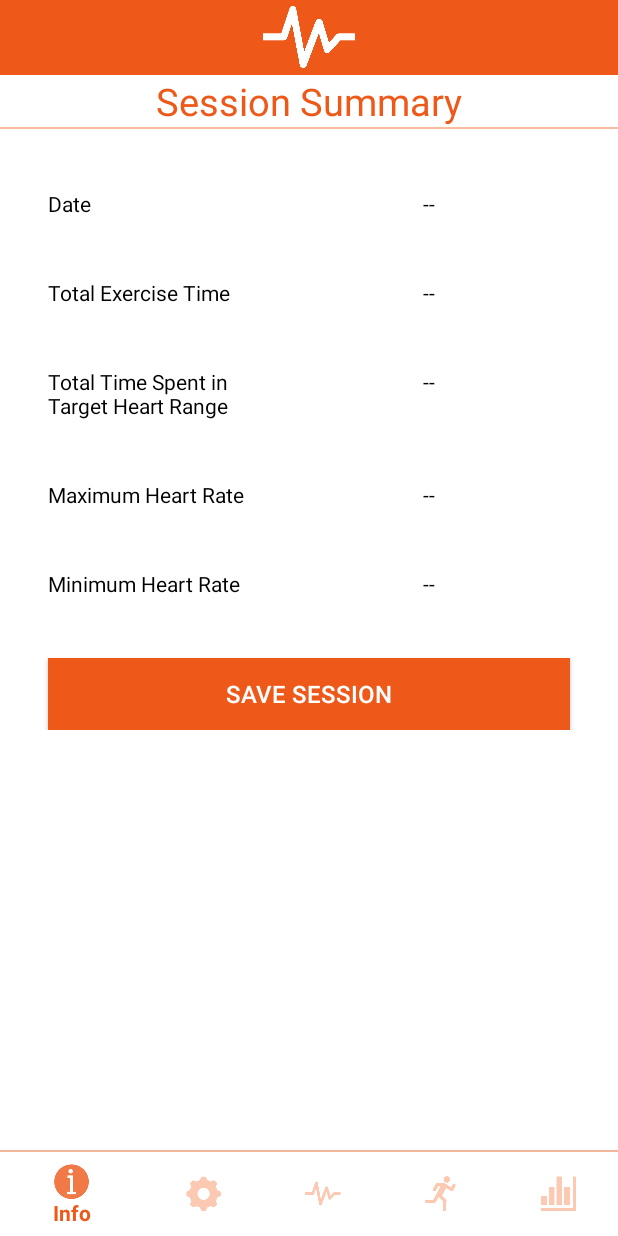
After one commit to ece1778-2020/MAX, an Android app: the fragment EndSessionFragment placed in its activity, on a phone screen of 412 x 824 dp. The commit adds this screen. Run offline under Robolectric (Android 15) with nearby library versions, the phone set to English and light mode, and no system bars; libraries missing offline, so code that uses them is left out: com.wahoofitness.connector; 1 statement that could not run was skipped.

Commit message:
Started working on the End Session Summary.

```diff
--- /dev/null
+++ b/app/src/main/java/com/clarksoft/max/EndSessionFragment.java
@@ -0,0 +1,64 @@
+package com.clarksoft.max;
+
+import android.os.Bundle;
+
+import androidx.fragment.app.Fragment;
+
+import android.view.LayoutInflater;
+import android.view.View;
+import android.view.ViewGroup;
+
+
+/**
+ * A simple {@link Fragment} subclass.
+ * Use the {@link EndSessionFragment#newInstance} factory method to
+ * create an instance of this fragment.
+ */
+public class EndSessionFragment extends Fragment {
+    // TODO: Rename parameter arguments, choose names that match
+    // the fragment initialization parameters, e.g. ARG_ITEM_NUMBER
+    private static final String ARG_PARAM1 = "param1";
+    private static final String ARG_PARAM2 = "param2";
+
+    // TODO: Rename and change types of parameters
+    private String mParam1;
+    private String mParam2;
+
+    public EndSessionFragment() {
+        // Required empty public constructor
+    }
+
+    /**
+     * Use this factory method to create a new instance of
+     * this fragment using the provided parameters.
+     *
+     * @param param1 Parameter 1.
+     * @param param2 Parameter 2.
+     * @return A new instance of fragment EndSessionFragment.
+     */
+    // TODO: Rename and change types and number of parameters
+    public static EndSessionFragment newInstance(String param1, String param2) {
+        EndSessionFragment fragment = new EndSessionFragment();
+        Bundle args = new Bundle();
+        args.putString(ARG_PARAM1, param1);
+        args.putString(ARG_PARAM2, param2);
+        fragment.setArguments(args);
+        return fragment;
+    }
+
+    @Override
+    public void onCreate(Bundle savedInstanceState) {
+        super.onCreate(savedInstanceState);
+        if (getArguments() != null) {
+            mParam1 = getArguments().getString(ARG_PARAM1);
+            mParam2 = getArguments().getString(ARG_PARAM2);
+        }
+    }
+
+    @Override
+    public View onCreateView(LayoutInflater inflater, ViewGroup container,
+                             Bundle savedInstanceState) {
+        // Inflate the layout for this fragment
+        return inflater.inflate(R.layout.fragment_end_session, container, false);
+    }
+}
--- a/app/src/main/java/com/clarksoft/max/SessionFragment.java
+++ b/app/src/main/java/com/clarksoft/max/SessionFragment.java
@@ -12,6 +12,7 @@ import androidx.annotation.NonNull;
 import androidx.cardview.widget.CardView;
 import androidx.core.content.ContextCompat;
 import androidx.fragment.app.Fragment;
+import androidx.fragment.app.FragmentTransaction;
 
 import android.os.SystemClock;
 import android.util.Log;
@@ -322,6 +323,7 @@ public class SessionFragment extends Fragment implements OnCompleteListener<Quer
                 timer_base = 0;
 
                 manageSessionData();
+                openFragment(EndSessionFragment.newInstance("", ""));
 
                 // store the data
 
@@ -467,4 +469,11 @@ public class SessionFragment extends Fragment implements OnCompleteListener<Quer
             }
         });
     }
+
+    public void openFragment(Fragment fragment) {
+        FragmentTransaction transaction = getActivity().getSupportFragmentManager().beginTransaction();
+        transaction.replace(R.id.main_frame, fragment);
+        transaction.addToBackStack(null);
+        transaction.commit();
+    }
 }
--- /dev/null
+++ b/app/src/main/res/layout/fragment_end_session.xml
@@ -0,0 +1,189 @@
+<?xml version="1.0" encoding="utf-8"?>
+<androidx.constraintlayout.widget.ConstraintLayout xmlns:android="http://schemas.android.com/apk/res/android"
+    xmlns:app="http://schemas.android.com/apk/res-auto"
+    xmlns:tools="http://schemas.android.com/tools"
+    android:layout_width="match_parent"
+    android:layout_height="match_parent"
+    android:background="@color/white"
+    tools:context=".EndSessionFragment">
+
+    <View
+        android:id="@+id/end_session_solid_bar"
+        android:layout_width="match_parent"
+        android:layout_height="50dp"
+        android:background="@color/colorPrimary"
+        app:layout_constraintEnd_toEndOf="parent"
+        app:layout_constraintStart_toStartOf="parent"
+        app:layout_constraintTop_toTopOf="parent" />
+
+    <ImageView
+        android:id="@+id/end_session_max_heart"
+        android:layout_width="277dp"
+        android:layout_height="41dp"
+        android:layout_marginTop="4dp"
+        android:contentDescription="@string/login_app_logo_description"
+        android:src="@drawable/max_heart_beat"
+        app:layout_constraintEnd_toEndOf="parent"
+        app:layout_constraintStart_toStartOf="parent"
+        app:layout_constraintTop_toTopOf="parent" />
+
+    <TextView
+        android:id="@+id/end_session_lbl_end_session"
+        android:layout_width="wrap_content"
+        android:layout_height="wrap_content"
+        android:text="@string/end_session_lbl_session_summary"
+        android:textColor="@color/colorPrimary"
+        android:textSize="25sp"
+        app:layout_constraintEnd_toEndOf="parent"
+        app:layout_constraintStart_toStartOf="parent"
+        app:layout_constraintTop_toBottomOf="@+id/end_session_solid_bar" />
+
+    <View
+        android:id="@+id/menu_divider"
+        android:layout_width="0dp"
+        android:layout_height="1dp"
+        android:background="@drawable/divider"
+        app:layout_constraintEnd_toEndOf="parent"
+        app:layout_constraintStart_toStartOf="parent"
+        app:layout_constraintTop_toBottomOf="@+id/end_session_lbl_end_session" />
+
+    <ScrollView
+        android:layout_width="match_parent"
+        android:layout_height="wrap_content"
+        app:layout_constraintEnd_toEndOf="parent"
+        app:layout_constraintStart_toStartOf="parent"
+        app:layout_constraintTop_toBottomOf="@+id/menu_divider">
+
+        <androidx.constraintlayout.widget.ConstraintLayout
+            android:layout_width="match_parent"
+            android:layout_height="wrap_content">
+
+            <TextView
+                android:id="@+id/date_lbl"
+                android:layout_width="wrap_content"
+                android:layout_height="wrap_content"
+                android:layout_marginStart="32dp"
+                android:layout_marginTop="40dp"
+                android:text="@string/end_session_date_lbl"
+                android:textAllCaps="false"
+                android:textColor="@color/black"
+                app:layout_constraintStart_toStartOf="parent"
+                app:layout_constraintTop_toTopOf="parent" />
+
+            <TextView
+                android:id="@+id/date"
+                android:layout_width="wrap_content"
+                android:layout_height="wrap_content"
+                android:text="@string/end_session_dash"
+                android:textColor="@color/black"
+                app:layout_constraintBaseline_toBaselineOf="@+id/date_lbl"
+                app:layout_constraintEnd_toEndOf="@+id/total_exercise" />
+
+            <TextView
+                android:id="@+id/total_exercise_lbl"
+                android:layout_width="wrap_content"
+                android:layout_height="wrap_content"
+                android:layout_marginStart="32dp"
+                android:layout_marginTop="40dp"
+                android:text="@string/end_session_total_exercise_lbl"
+                android:textAllCaps="false"
+                android:textColor="@color/black"
+                app:layout_constraintStart_toStartOf="parent"
+                app:layout_constraintTop_toBottomOf="@+id/date_lbl" />
+
+            <TextView
+                android:id="@+id/total_exercise"
+                android:layout_width="wrap_content"
+                android:layout_height="wrap_content"
+                android:text="@string/end_session_dash"
+                android:textColor="@color/black"
+                app:layout_constraintBaseline_toBaselineOf="@+id/total_exercise_lbl"
+                app:layout_constraintEnd_toEndOf="@+id/time_in_hr" />
+
+            <TextView
+                android:id="@+id/time_in_hr_lbl"
+                android:layout_width="wrap_content"
+                android:layout_height="wrap_content"
+                android:layout_marginStart="32dp"
+                android:layout_marginTop="40dp"
+                android:text="@string/end_session_time_in_hr_lbl"
+                android:textAllCaps="false"
+                android:textColor="@color/black"
+                app:layout_constraintStart_toStartOf="parent"
+                app:layout_constraintTop_toBottomOf="@+id/total_exercise_lbl" />
+
+            <TextView
+                android:id="@+id/time_in_hr"
+                android:layout_width="wrap_content"
+                android:layout_height="wrap_content"
+                android:text="@string/end_session_dash"
+                android:textColor="@color/black"
+                app:layout_constraintBaseline_toBaselineOf="@+id/time_in_hr_lbl"
+                app:layout_constraintEnd_toEndOf="@+id/max_hr" />
+
+            <TextView
+                android:id="@+id/max_hr_lbl"
+                android:layout_width="wrap_content"
+                android:layout_height="wrap_content"
+                android:layout_marginStart="32dp"
+                android:layout_marginTop="40dp"
+                android:text="@string/end_session_max_hr_lbl"
+                android:textAllCaps="false"
+                android:textColor="@color/black"
+                app:layout_constraintStart_toStartOf="parent"
+                app:layout_constraintTop_toBottomOf="@+id/time_in_hr_lbl" />
+
+            <TextView
+                android:id="@+id/max_hr"
+                android:layout_width="wrap_content"
+                android:layout_height="wrap_content"
+                android:text="@string/end_session_dash"
+                android:textColor="@color/black"
+                app:layout_constraintBaseline_toBaselineOf="@+id/max_hr_lbl"
+                app:layout_constraintEnd_toEndOf="@+id/min_hr" />
+
+            <TextView
+                android:id="@+id/min_hr_lbl"
+                android:layout_width="wrap_content"
+                android:layout_height="wrap_content"
+                android:layout_marginStart="32dp"
+                android:layout_marginTop="40dp"
+                android:text="@string/end_session_min_hr_lbl"
+                android:textAllCaps="false"
+                android:textColor="@color/black"
+                app:layout_constraintStart_toStartOf="parent"
+                app:layout_constraintTop_toBottomOf="@+id/max_hr_lbl" />
+
+            <TextView
+                android:id="@+id/min_hr"
+                android:layout_width="wrap_content"
+                android:layout_height="wrap_content"
+                android:text="@string/end_session_dash"
+                android:textColor="@color/black"
+                app:layout_constraintBaseline_toBaselineOf="@+id/min_hr_lbl"
+                app:layout_constraintEnd_toEndOf="parent"
+                app:layout_constraintHorizontal_bias="0.5"
+                app:layout_constraintStart_toEndOf="@+id/min_hr_lbl" />
+
+            <Button
+                android:id="@+id/end_session_save_session"
+                android:layout_width="0dp"
+                android:layout_height="wrap_content"
+                android:layout_marginStart="32dp"
+                android:layout_marginTop="40dp"
+                android:layout_marginEnd="32dp"
+                android:background="@color/colorPrimary"
+                android:elevation="10sp"
+                android:text="@string/end_session_btn"
+                android:textColor="#FFFFFF"
+                android:textSize="16sp"
+                app:layout_constraintEnd_toEndOf="parent"
+                app:layout_constraintHorizontal_bias="0.0"
+                app:layout_constraintStart_toStartOf="parent"
+                app:layout_constraintTop_toBottomOf="@+id/min_hr_lbl" />
+
+        </androidx.constraintlayout.widget.ConstraintLayout>
+    </ScrollView>
+
+
+</androidx.constraintlayout.widget.ConstraintLayout>
--- a/app/src/main/res/values/strings.xml
+++ b/app/src/main/res/values/strings.xml
@@ -80,6 +80,15 @@ personalized cues regarding how hard they need to exercise for.  </string>
     <string name="settings2_toast_saved">Features settings saved.</string>
     <string name="session_lbl_fetchingData">Fetching user settings.</string>
     <string name="log_lbl">Log</string>
+    <string name="end_session_lbl">End Session</string>
+    <string name="end_session_lbl_session_summary">Session Summary</string>
+    <string name="end_session_date_lbl">Date</string>
+    <string name="end_session_dash">--</string>
+    <string name="end_session_total_exercise_lbl">Total Exercise Time</string>
+    <string name="end_session_time_in_hr_lbl">Total Time Spent in\nTarget Heart Range</string>
+    <string name="end_session_max_hr_lbl">Maximum Heart Rate</string>
+    <string name="end_session_min_hr_lbl">Minimum Heart Rate</string>
+    <string name="end_session_btn">Save Session</string>
 
     <string-array name="settings2_time_array">
         <item>12:00 am</item>
```
